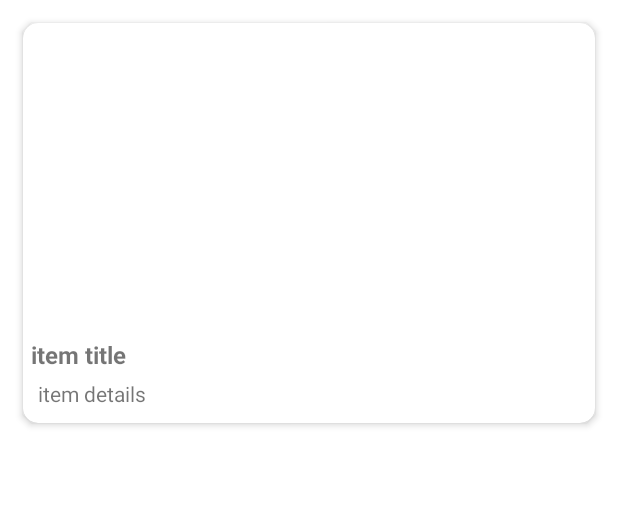
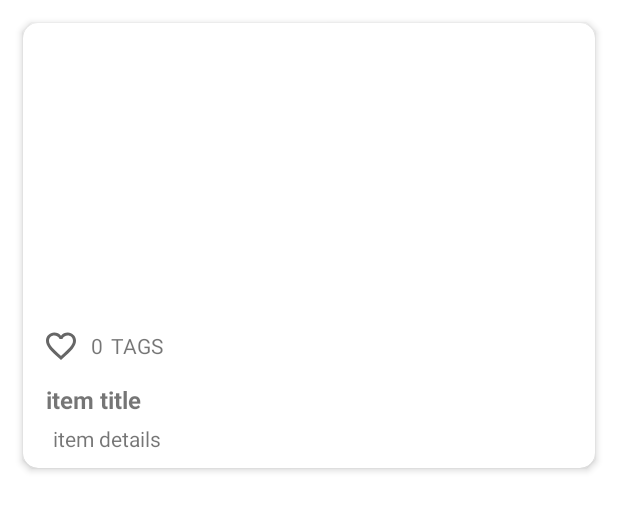
Before and after one commit to weihong0827/SUTDfolio, an Android app: the layout recycler_view.xml on its own in the app's theme, with its tools: preview values and no code run, on a phone screen of 412 x 824 dp. Shown: the top 511 px of the screen. Run offline under Robolectric (Android 15) with nearby library versions, the light colour scheme and no system bars; network calls fail.

Commit message:
Add padding, heart button, tags
Added padding to the bottom navigation bar, heart button, heart button counter, display of tags.

```diff
--- a/app/src/main/java/com/example/sutdfolio/data/model/ReadPost.java
+++ b/app/src/main/java/com/example/sutdfolio/data/model/ReadPost.java
@@ -26,4 +26,6 @@ public class ReadPost extends Posts {
     public Course getCourseNo() {
         return courseNo;
     }
+
+    public List<Tag> getTags() { return tags; }
 }
--- /dev/null
+++ b/app/src/main/res/drawable/ic_baseline_favorite_border_24.xml
@@ -0,0 +1,10 @@
+<vector xmlns:android="http://schemas.android.com/apk/res/android"
+    android:width="24dp"
+    android:height="24dp"
+    android:viewportWidth="24"
+    android:viewportHeight="24"
+    android:tint="?attr/colorControlNormal">
+  <path
+      android:fillColor="@android:color/white"
+      android:pathData="M16.5,3c-1.74,0 -3.41,0.81 -4.5,2.09C10.91,3.81 9.24,3 7.5,3 4.42,3 2,5.42 2,8.5c0,3.78 3.4,6.86 8.55,11.54L12,21.35l1.45,-1.32C18.6,15.36 22,12.28 22,8.5 22,5.42 19.58,3 16.5,3zM12.1,18.55l-0.1,0.1 -0.1,-0.1C7.14,14.24 4,11.39 4,8.5 4,6.5 5.5,5 7.5,5c1.54,0 3.04,0.99 3.57,2.36h1.87C13.46,5.99 14.96,5 16.5,5c2,0 3.5,1.5 3.5,3.5 0,2.89 -3.14,5.74 -7.9,10.05z"/>
+</vector>
--- a/app/src/main/res/layout/home_page_fragment.xml
+++ b/app/src/main/res/layout/home_page_fragment.xml
@@ -15,6 +15,7 @@
         android:layout_width="match_parent"
         android:layout_height="match_parent"
         android:scrollbars="vertical"
-        android:layout_marginTop="60dp"/>
+        android:layout_marginTop="60dp"
+        android:layout_marginBottom="56dp"/>
 
 </FrameLayout>
--- a/app/src/main/res/layout/recycler_view.xml
+++ b/app/src/main/res/layout/recycler_view.xml
@@ -13,7 +13,7 @@
     android:foreground="?selectableItemBackground"
     android:clickable="true"
     >
-    <LinearLayout
+    <RelativeLayout
         android:layout_width="match_parent"
         android:layout_height="wrap_content"
         android:orientation="vertical">
@@ -22,6 +22,34 @@
         android:layout_width="match_parent"
         android:layout_height="200dp"
         android:scaleType="centerCrop"/>
+    <ImageButton
+        android:id="@+id/item_heart_button"
+        android:src="@drawable/ic_baseline_favorite_border_24"
+        android:layout_width="30dp"
+        android:layout_height="30dp"
+        android:layout_marginStart="10dp"
+        android:background="@null"
+        android:layout_below="@+id/item_image"
+        />
+    <TextView
+        android:id="@+id/item_heart_counter"
+        android:layout_width="wrap_content"
+        android:layout_height="30dp"
+        android:layout_below="@+id/item_image"
+        android:layout_toRightOf="@+id/item_heart_button"
+        android:text="0"
+        android:layout_marginLeft="5dp"
+        android:gravity="center"
+        />
+    <TextView
+        android:id="@+id/item_tags"
+        android:layout_width="wrap_content"
+        android:layout_height="30dp"
+        android:layout_below="@+id/item_image"
+        android:layout_marginLeft="5dp"
+        android:text="TAGS"
+        android:gravity="center"
+        android:layout_toRightOf="@+id/item_heart_counter"/>
     <TextView
         android:id="@+id/item_title"
         android:layout_width="match_parent"
@@ -30,8 +58,9 @@
         android:textStyle="bold"
         android:textSize="16sp"
         android:layout_marginTop="10dp"
-        android:layout_marginStart="5dp"
-        android:layout_marginEnd="10dp"
+        android:layout_marginStart="15dp"
+        android:layout_marginEnd="15dp"
+        android:layout_below="@+id/item_heart_button"
         />
     <TextView
         android:id="@+id/item_detail"
@@ -39,9 +68,10 @@
         android:layout_height="wrap_content"
         android:text="item details"
         android:layout_marginTop="5dp"
-            android:layout_marginStart="10dp"
-            android:layout_marginEnd="10dp"
+        android:layout_marginStart="20dp"
+        android:layout_marginEnd="20dp"
         android:layout_marginBottom="10dp"
+        android:layout_below="@+id/item_title"
         />
-    </LinearLayout>
+    </RelativeLayout>
 </androidx.cardview.widget.CardView>
```
Also changed, not shown: app/src/main/java/com/example/sutdfolio/RecyclerViewAdapter.java (+59 -1 lines), app/src/main/res/drawable/ic_baseline_favorite_24.xml (added, +10 -0 lines). Lines whose indentation alone changed are shown as unchanged.
